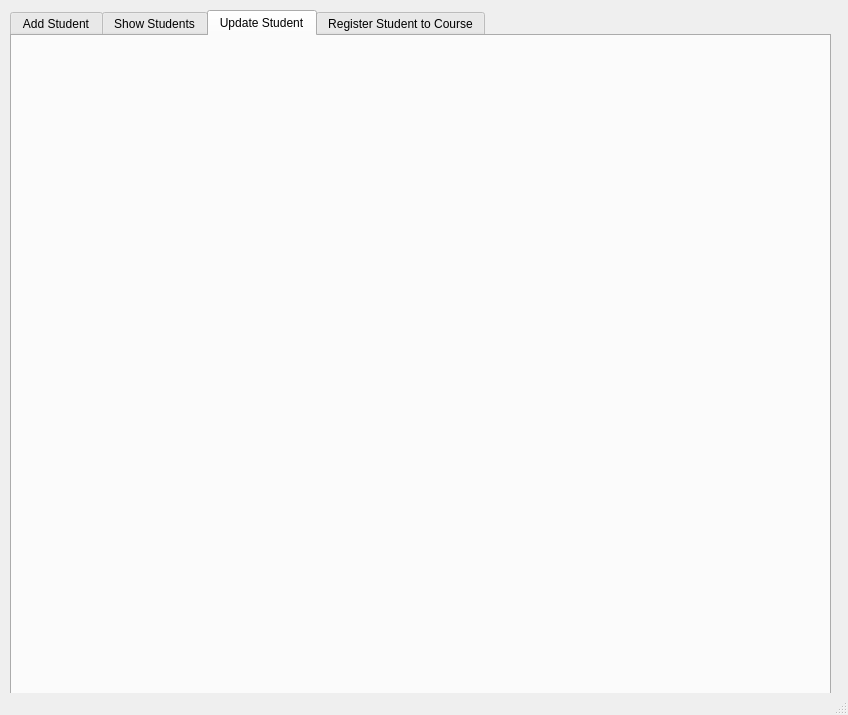
The window that home.ui (pranjalcna/PyQtMySQL) describes before a commit, drawn with Qt 5.
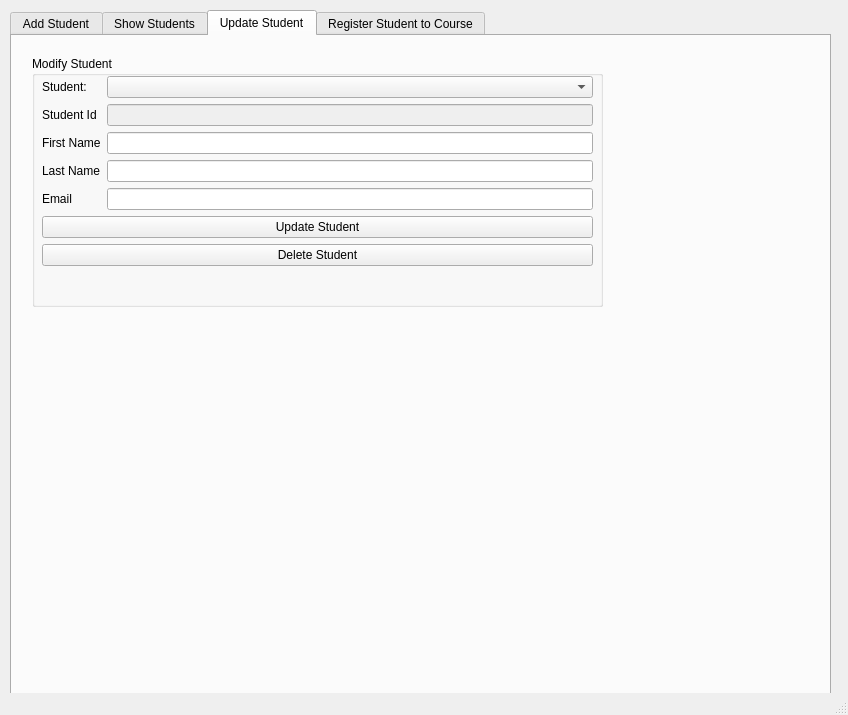
The same window after the commit. The open tabs and pages were chosen to show the change.

Commit message: fetch stu info

Patch:
```diff
--- a/home.ui
+++ b/home.ui
@@ -132,6 +132,119 @@
      <attribute name="title">
       <string>Update Student</string>
      </attribute>
+     <widget class="QGroupBox" name="groupBox_2">
+      <property name="geometry">
+       <rect>
+        <x>20</x>
+        <y>20</y>
+        <width>571</width>
+        <height>251</height>
+       </rect>
+      </property>
+      <property name="title">
+       <string>Modify Student</string>
+      </property>
+      <widget class="QWidget" name="formLayoutWidget_2">
+       <property name="geometry">
+        <rect>
+         <x>10</x>
+         <y>20</y>
+         <width>551</width>
+         <height>231</height>
+        </rect>
+       </property>
+       <layout class="QFormLayout" name="formLayout_3">
+        <item row="0" column="0">
+         <widget class="QLabel" name="label_4">
+          <property name="text">
+           <string>Student: </string>
+          </property>
+         </widget>
+        </item>
+        <item row="0" column="1">
+         <widget class="QComboBox" name="cboStudentInfo"/>
+        </item>
+        <item row="1" column="0">
+         <widget class="QLabel" name="label_5">
+          <property name="text">
+           <string>Student Id</string>
+          </property>
+         </widget>
+        </item>
+        <item row="2" column="0">
+         <widget class="QLabel" name="label_6">
+          <property name="text">
+           <string>First Name</string>
+          </property>
+         </widget>
+        </item>
+        <item row="3" column="0">
+         <widget class="QLabel" name="label_7">
+          <property name="text">
+           <string>Last Name</string>
+          </property>
+         </widget>
+        </item>
+        <item row="4" column="0">
+         <widget class="QLabel" name="label_8">
+          <property name="text">
+           <string>Email</string>
+          </property>
+         </widget>
+        </item>
+        <item row="5" column="0" colspan="2">
+         <widget class="QPushButton" name="btnUpdateStu">
+          <property name="text">
+           <string>Update Student</string>
+          </property>
+         </widget>
+        </item>
+        <item row="6" column="0" colspan="2">
+         <widget class="QPushButton" name="btnDeleteStu">
+          <property name="text">
+           <string>Delete Student</string>
+          </property>
+         </widget>
+        </item>
+        <item row="8" column="0">
+         <spacer name="verticalSpacer_2">
+          <property name="orientation">
+           <enum>Qt::Vertical</enum>
+          </property>
+          <property name="sizeHint" stdset="0">
+           <size>
+            <width>20</width>
+            <height>40</height>
+           </size>
+          </property>
+         </spacer>
+        </item>
+        <item row="1" column="1">
+         <widget class="QLineEdit" name="txtUpdateStuId">
+          <property name="enabled">
+           <bool>false</bool>
+          </property>
+         </widget>
+        </item>
+        <item row="2" column="1">
+         <widget class="QLineEdit" name="txtUpdateStuFname"/>
+        </item>
+        <item row="3" column="1">
+         <widget class="QLineEdit" name="txtUpdateStuLName"/>
+        </item>
+        <item row="4" column="1">
+         <widget class="QLineEdit" name="txtUpdateStuEmail"/>
+        </item>
+        <item row="7" column="0" colspan="2">
+         <widget class="QLabel" name="lblModifyStuFeedback">
+          <property name="text">
+           <string/>
+          </property>
+         </widget>
+        </item>
+       </layout>
+      </widget>
+     </widget>
     </widget>
     <widget class="QWidget" name="tab_3">
      <attribute name="title">
```
Left out of the diff: 2 changed lines with no effect on the pictures. The commit also changes 2 other files.
